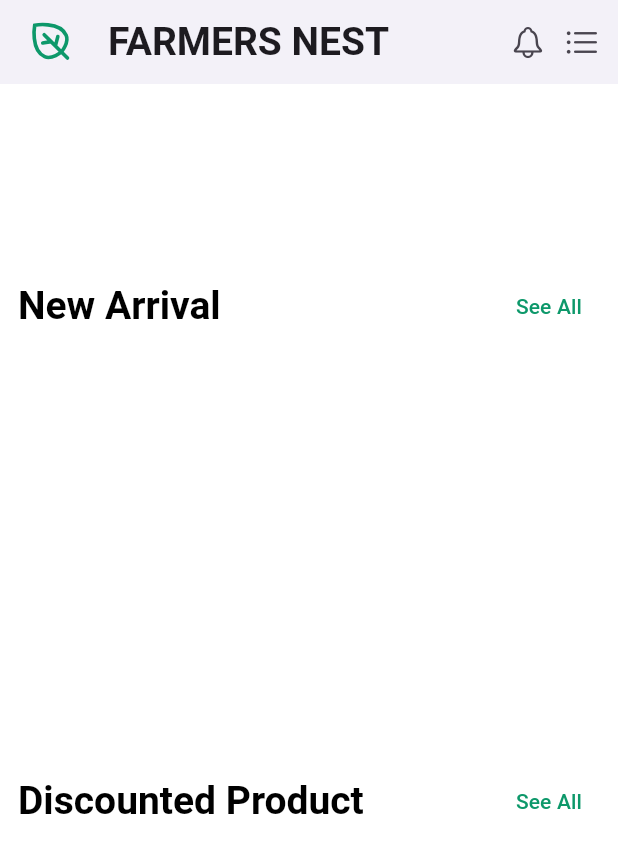
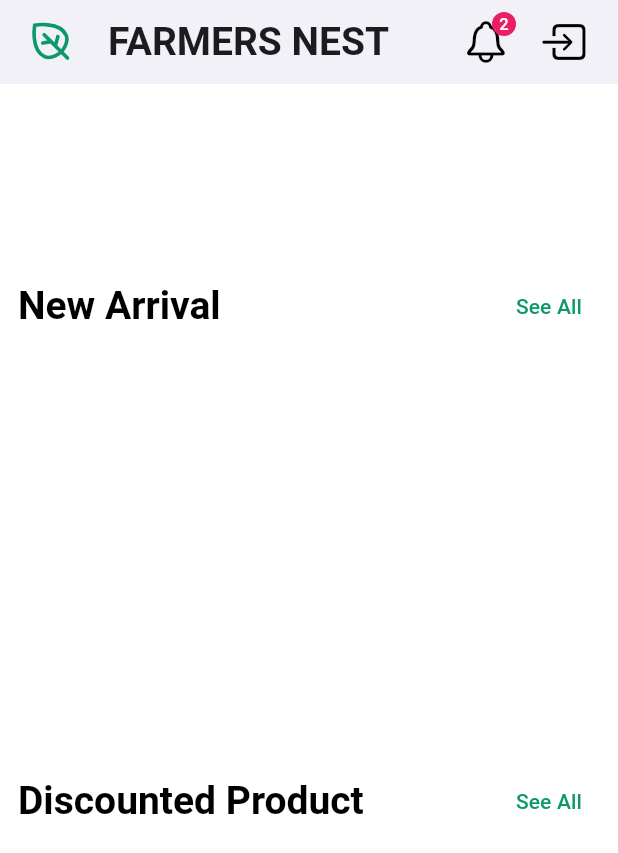
Before and after one commit to rostom17/Farmers-Nest, a Flutter app: the HomeScreen screen opened directly, scrolled down 460 dp, on a phone screen of 412 x 824 dp. Shown: the top 853 px of the screen. Run offline on Flutter 3.47's test engine with Material 3 defaults, Android fonts, the phone set to English and light mode, and no system bars; our stand-ins replace cloud_firestore, firebase_auth, firebase_core, flutter_svg, font_awesome_flutter, get and 2 more; accounts and stored records are empty; network calls fail.

```diff
--- a/lib/view/screens/home_screen.dart
+++ b/lib/view/screens/home_screen.dart
@@ -1,10 +1,12 @@
 import 'package:cloud_firestore/cloud_firestore.dart';
+import 'package:firebase_auth/firebase_auth.dart';
 import 'package:flutter/cupertino.dart';
 import 'package:flutter/material.dart';
 import 'package:flutter_svg/svg.dart';
 
 import 'package:farmers_nest/view/widgets/home_screen_slider.dart';
 import 'package:farmers_nest/view/widgets/product_card.dart';
+import 'package:get/get.dart';
 
 class HomeScreen extends StatefulWidget {
   const HomeScreen({super.key});
@@ -14,6 +16,17 @@ class HomeScreen extends StatefulWidget {
 }
 
 class _HomeScreenState extends State<HomeScreen> {
+  Future<void> logOut() async {
+    try {
+      FirebaseAuth.instance.signOut();
+      Get.offAllNamed("/loginScreen");
+    } on FirebaseAuthException catch (e) {
+      ScaffoldMessenger.of(
+        context,
+      ).showSnackBar(SnackBar(content: Text("${e.message}")));
+    }
+  }
+
   @override
   Widget build(BuildContext context) {
     return Scaffold(
@@ -149,9 +162,20 @@ class _HomeScreenState extends State<HomeScreen> {
       title: Text("FARMERS NEST"),
       centerTitle: false,
       actions: [
-        Icon(CupertinoIcons.bell),
+        Badge(
+          backgroundColor: Colors.pink,
+          label: Text("2", style: TextStyle(color: Colors.white)),
+          child: Icon(CupertinoIcons.bell, size: 32, color: Colors.black),
+        ),
         const SizedBox(width: 12),
-        Icon(CupertinoIcons.list_bullet),
+        IconButton(
+          onPressed: logOut,
+          icon: Icon(
+            CupertinoIcons.square_arrow_right,
+            size: 32,
+            color: Colors.black,
+          ),
+        ),
         const SizedBox(width: 12),
       ],
     );
```
Also changed, not shown: lib/view/screens/auth/registration_screen.dart (+39 -3 lines).
